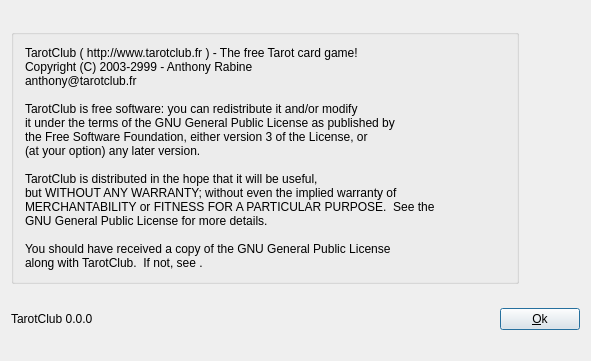
Above: src/desktop/forms/AboutUI.ui from arabine/icl before the change. Below: the same form after it.
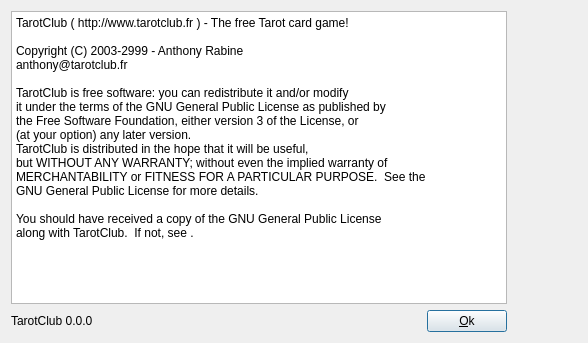
That is the form after the change. Icons and pictures are not drawn.

Commit message: Corrected licence container

```diff
--- a/src/desktop/forms/AboutUI.ui
+++ b/src/desktop/forms/AboutUI.ui
@@ -6,8 +6,8 @@
    <rect>
     <x>0</x>
     <y>0</y>
-    <width>591</width>
-    <height>361</height>
+    <width>588</width>
+    <height>343</height>
    </rect>
   </property>
   <property name="sizePolicy">
@@ -19,20 +19,15 @@
   <property name="windowTitle">
    <string>About...</string>
   </property>
-  <layout class="QGridLayout" name="gridLayout_2">
-   <item row="0" column="0">
-    <widget class="QGroupBox" name="groupBox">
-     <property name="sizePolicy">
-      <sizepolicy hsizetype="Fixed" vsizetype="Fixed">
-       <horstretch>0</horstretch>
-       <verstretch>0</verstretch>
-      </sizepolicy>
-     </property>
      <layout class="QGridLayout" name="gridLayout">
       <item row="0" column="0">
-       <widget class="QLabel" name="TextLabel1">
-        <property name="text">
+    <widget class="QPlainTextEdit" name="plainTextEdit">
+     <property name="readOnly">
+      <bool>true</bool>
+     </property>
+     <property name="plainText">
          <string>TarotClub ( http://www.tarotclub.fr ) - The free Tarot card game!
+
 Copyright (C) 2003-2999 - Anthony Rabine
 anthony@tarotclub.fr
 
@@ -40,7 +35,6 @@
 it under the terms of the GNU General Public License as published by
 the Free Software Foundation, either version 3 of the License, or
 (at your option) any later version.
-
 TarotClub is distributed in the hope that it will be useful,
 but WITHOUT ANY WARRANTY; without even the implied warranty of
 MERCHANTABILITY or FITNESS FOR A PARTICULAR PURPOSE.  See the
@@ -104,9 +98,6 @@
          </spacer>
         </item>
        </layout>
-      </item>
-     </layout>
-    </widget>
    </item>
    <item row="1" column="0">
     <layout class="QHBoxLayout" name="horizontalLayout">
```
Lines whose indentation alone changed are shown as unchanged.
